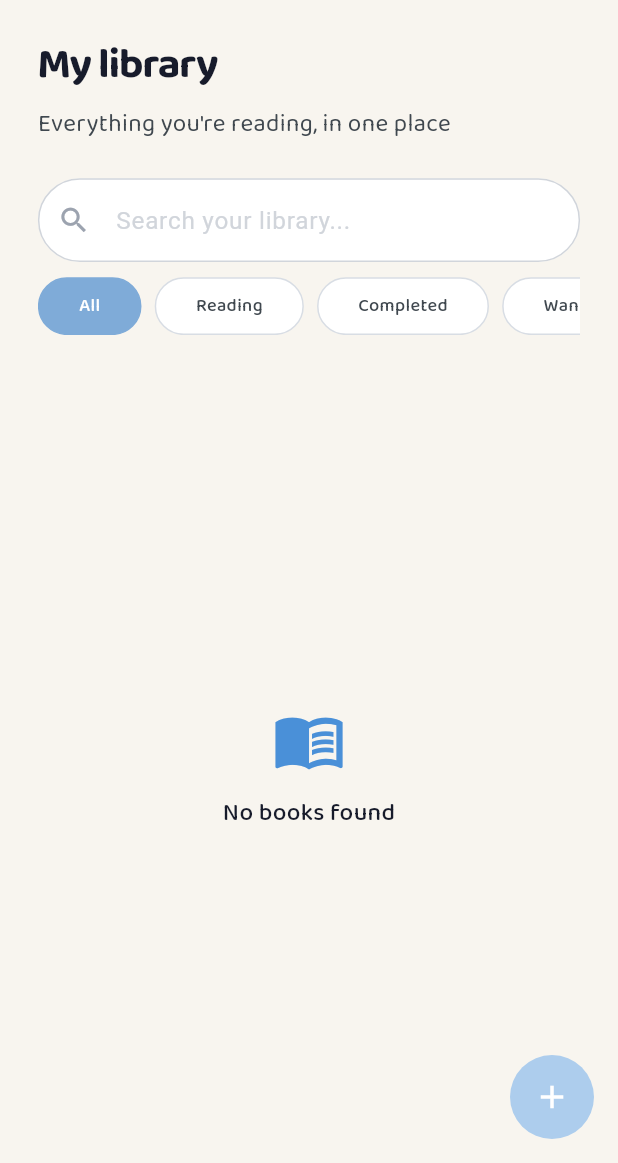
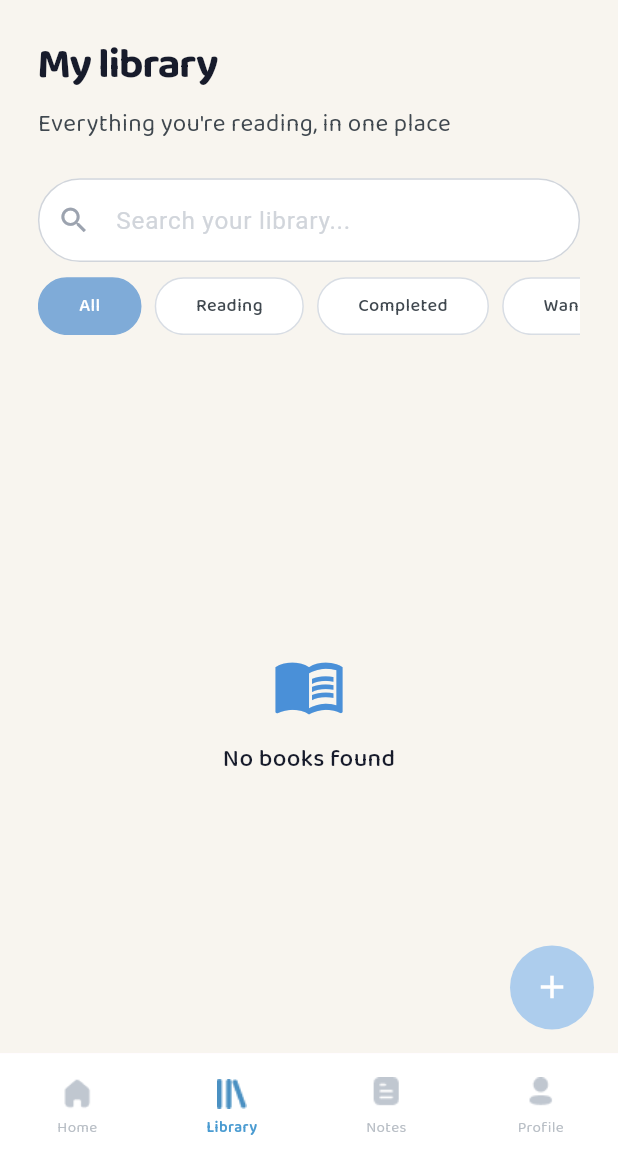
Before and after one commit to BENDJEMAAiman/Readly, a Flutter app: the LibraryScreen screen opened by its route, on a phone screen of 412 x 824 dp, the part 73-1236 px from its top. Run offline on Flutter 3.47's test engine with Material 3 defaults, Android fonts, the phone set to English and light mode, and no system bars; our stand-ins replace cloud_firestore, dio, equatable, firebase_auth, firebase_core, flutter_bloc and 5 more; missing offline and left inert: cloudinary; accounts and stored records are empty; network calls fail; Roboto replaces fonts that are missing (Nunito); project files that could hold a hidden picture were left out.

Commit message:
fix bottom navigation icons

```diff
--- a/lib/core/constants/app_assets.dart
+++ b/lib/core/constants/app_assets.dart
@@ -14,6 +14,16 @@ class AppAssets {
   static const noteIcon = 'assets/noteIcon.png';
   static const counterIcon = 'assets/counterIcon.png';
 
+  //bottom navigation
 
+  static const homeBlue = 'assets/homeBlue.png';
+  static const libraryBlue = 'assets/libraryBlue.png';
+  static const notesBlue = 'assets/notesBlue.png';
+  static const profileBlue = 'assets/profileBlue.png';
+
+  static const homeGrey = 'assets/homeGrey.png';
+  static const libraryGrey = 'assets/libraryGrey.png';
+  static const notesGrey = 'assets/notesGrey.png';
+  static const profileGrey = 'assets/profileGrey.png';
 
 }
--- a/lib/core/routing/app_router.dart
+++ b/lib/core/routing/app_router.dart
@@ -9,6 +9,7 @@ import 'package:readly/features/auth/presentation/pages/congratulation.dart';
 import 'package:readly/features/auth/presentation/pages/login_page.dart';
 import 'package:readly/features/auth/presentation/pages/sign_up_page.dart';
 import 'package:readly/features/auth/presentation/pages/forgot_password.dart';
+import 'package:readly/features/readly/home/presentation/home_screen.dart';
 import 'package:readly/features/readly/library/add_manually/business_logic/book_form_cubit.dart';
 import 'package:readly/features/readly/library/add_manually/presentation/pages/add_book_manually_screen.dart';
 import 'package:readly/features/readly/library/library/business_logic/library_cubit.dart';
@@ -22,14 +23,26 @@ import 'package:readly/features/readly/library/search_book_details_api/business%
 import 'package:readly/features/readly/library/search_book_details_api/presentation/pages/search_details_screen.dart';
 import 'package:readly/features/onboarding/business_logic/onboarding_cubit.dart';
 import 'package:readly/features/onboarding/presentation/pages/onboarding_page.dart';
+import 'package:readly/features/readly/notes/presentation/pages/notes_screen.dart';
+import 'package:readly/features/readly/profile/presentation/pages/profile_screen.dart';
 import 'package:readly/features/splash/business_logic/splash_cubit.dart';
 import 'package:readly/features/splash/presentation/splash_page.dart';
+import 'package:readly/features/readly/presentation/pages/readly_shell_screen.dart';
 
 final GoRouter appRouter = GoRouter(
   routes: [
-    // ---------------------------------------------------------
-    // LIBRARY FLOW
-    // ---------------------------------------------------------
+    ShellRoute(
+      builder: (context, state, child) {
+        return ReadlyShellScreen(child: child, location: state.uri.path);
+      },
+      routes: [
+        GoRoute(
+          path: Routes.home,
+          builder: (context, state) {
+            return const HomeScreen();
+          },
+        ),
+
         ShellRoute(
           builder: (context, state, child) {
             return BlocProvider(
@@ -61,11 +74,8 @@ final GoRouter appRouter = GoRouter(
                 final basicInfo = state.extra as SearchModel;
 
                 return BlocProvider(
-              create: (_) =>
-                  SearchDetailsCubit(searchDetailsRepository),
-              child: SearchDetailsScreen(
-                basicInfo: basicInfo,
-              ),
+                  create: (_) => SearchDetailsCubit(searchDetailsRepository),
+                  child: SearchDetailsScreen(basicInfo: basicInfo),
                 );
               },
             ),
@@ -85,17 +95,28 @@ final GoRouter appRouter = GoRouter(
               builder: (context, state) {
                 final book = state.extra as LibraryBook;
 
-            return BookViewScreen(
-              book: book,
-            );
+                return BookViewScreen(book: book);
               },
             ),
           ],
         ),
 
-    // ---------------------------------------------------------
-    // AUTH
-    // ---------------------------------------------------------
+        GoRoute(
+          path: Routes.notes,
+          builder: (context, state) {
+            return const NotesScreen();
+          },
+        ),
+
+        GoRoute(
+          path: Routes.profile,
+          builder: (context, state) {
+            return const ProfileScreen();
+          },
+        ),
+      ],
+    ),
+
     GoRoute(
       path: Routes.login,
       builder: (context, state) {
@@ -133,9 +154,7 @@ final GoRouter appRouter = GoRouter(
 
         return BlocProvider(
           create: (_) => AuthCubit(authRepository),
-          child: CheckEmailPassword(
-            email: email,
-          ),
+          child: CheckEmailPassword(email: email),
         );
       },
     ),
@@ -147,9 +166,7 @@ final GoRouter appRouter = GoRouter(
 
         return BlocProvider(
           create: (_) => AuthCubit(authRepository),
-          child: CheckEmailVerification(
-            email: email,
-          ),
+          child: CheckEmailVerification(email: email),
         );
       },
     ),
--- a/lib/core/routing/routes.dart
+++ b/lib/core/routing/routes.dart
@@ -20,4 +20,9 @@ class Routes {
 
   static const String library = '/library';
   static const String viewBook = '/viewBook';
+
+  static const String notes = '/notes';
+  static const String profile = '/profile';
+  static const String home = '/home';
+
 }
--- /dev/null
+++ b/lib/features/readly/presentation/pages/readly_shell_screen.dart
@@ -0,0 +1,71 @@
+import 'package:flutter/material.dart';
+import 'package:go_router/go_router.dart';
+import 'package:readly/core/routing/routes.dart';
+import 'package:readly/features/readly/presentation/widgets/readly_bottom_navigation.dart';
+
+class ReadlyShellScreen extends StatelessWidget {
+  const ReadlyShellScreen({
+    super.key,
+    required this.child,
+    required this.location,
+  });
+
+  final Widget child;
+  final String location;
+
+  int _getSelectedIndex() {
+    if (location.startsWith(Routes.library) ||
+        location.startsWith(Routes.search) ||
+        location.startsWith(Routes.searchDetails) ||
+        location.startsWith(Routes.addBookManually) ||
+        location.startsWith(Routes.viewBook)) {
+      return 1;
+    }
+
+    if (location.startsWith(Routes.notes)) {
+      return 2;
+    }
+
+    if (location.startsWith(Routes.profile)) {
+      return 3;
+    }
+
+    return 0;
+  }
+
+  void _onItemTapped(BuildContext context, int index) {
+    switch (index) {
+      case 0:
+        context.go(Routes.home);
+        break;
+
+      case 1:
+        context.go(Routes.library);
+        break;
+
+      case 2:
+        context.go(Routes.notes);
+        break;
+
+      case 3:
+        context.go(Routes.profile);
+        break;
+    }
+  }
+
+  @override
+  Widget build(BuildContext context) {
+    final selectedIndex = _getSelectedIndex();
+
+    return Scaffold(
+      body: child,
+
+      bottomNavigationBar: ReadlyBottomNavigation(
+        selectedIndex: selectedIndex,
+        onItemTapped: (index) {
+          _onItemTapped(context, index);
+        },
+      ),
+    );
+  }
+}
--- /dev/null
+++ b/lib/features/readly/presentation/widgets/readly_bottom_navigation.dart
@@ -0,0 +1,96 @@
+import 'package:flutter/material.dart';
+import 'package:flutter_screenutil/flutter_screenutil.dart';
+import 'package:readly/core/constants/app_assets.dart';
+
+class ReadlyBottomNavigation extends StatelessWidget {
+  const ReadlyBottomNavigation({
+    super.key,
+    required this.selectedIndex,
+    required this.onItemTapped,
+  });
+
+  final int selectedIndex;
+  final ValueChanged<int> onItemTapped;
+
+  @override
+  Widget build(BuildContext context) {
+    return Container(
+      height: 72.h,
+      decoration: const BoxDecoration(
+        color: Colors.white,
+      ),
+      child: SafeArea(
+        top: false,
+        child: Row(
+          mainAxisAlignment: MainAxisAlignment.spaceAround,
+          children: [
+            _buildNavigationItem(
+              index: 0,
+              selectedAsset: AppAssets.homeBlue,
+              unselectedAsset: AppAssets.homeGrey,
+              label: 'Home',
+            ),
+            _buildNavigationItem(
+              index: 1,
+              selectedAsset: AppAssets.libraryBlue,
+              unselectedAsset: AppAssets.libraryGrey,
+              label: 'Library',
+            ),
+            _buildNavigationItem(
+              index: 2,
+              selectedAsset: AppAssets.notesBlue,
+              unselectedAsset: AppAssets.notesGrey,
+              label: 'Notes',
+            ),
+            _buildNavigationItem(
+              index: 3,
+              selectedAsset: AppAssets.profileBlue,
+              unselectedAsset: AppAssets.profileGrey,
+              label: 'Profile',
+            ),
+          ],
+        ),
+      ),
+    );
+  }
+
+  Widget _buildNavigationItem({
+    required int index,
+    required String selectedAsset,
+    required String unselectedAsset,
+    required String label,
+  }) {
+    final bool isSelected = selectedIndex == index;
+
+    return Expanded(
+      child: InkWell(
+        onTap: () => onItemTapped(index),
+        splashColor: Colors.transparent,
+        highlightColor: Colors.transparent,
+        child: Column(
+          mainAxisAlignment: MainAxisAlignment.center,
+          children: [
+            Image.asset(
+              isSelected ? selectedAsset : unselectedAsset,
+              width: 22.w,
+              height: 22.h,
+            ),
+            SizedBox(height: 4.h),
+            Text(
+              label,
+              style: TextStyle(
+                fontSize: 10.sp,
+                fontWeight: isSelected
+                    ? FontWeight.w600
+                    : FontWeight.w400,
+                color: isSelected
+                    ? const Color(0xFF4A9BD1)
+                    : const Color(0xFFB8BEC5),
+              ),
+            ),
+          ],
+        ),
+      ),
+    );
+  }
+}
```
Also changed, not shown: lib/features/readly/home/presentation/home_screen.dart (added, +15 -0 lines), lib/features/readly/notes/presentation/pages/notes_screen.dart (added, +50 -0 lines), lib/features/readly/notes/presentation/widgets/notes_header.dart (added, +66 -0 lines), lib/features/readly/notes/presentation/widgets/notes_search_field.dart (added, +76 -0 lines), lib/features/readly/profile/presentation/pages/profile_screen.dart (added, +15 -0 lines), assets/homeBlue.png (added), assets/homeGrey.png (added), assets/libraryBlue.png (added), assets/libraryGrey.png (added), assets/notesBlue.png (added), assets/notesGrey.png (added), assets/profileBlue.png (added), assets/profileGrey.png (added). Lines whose indentation alone changed are shown as unchanged.
